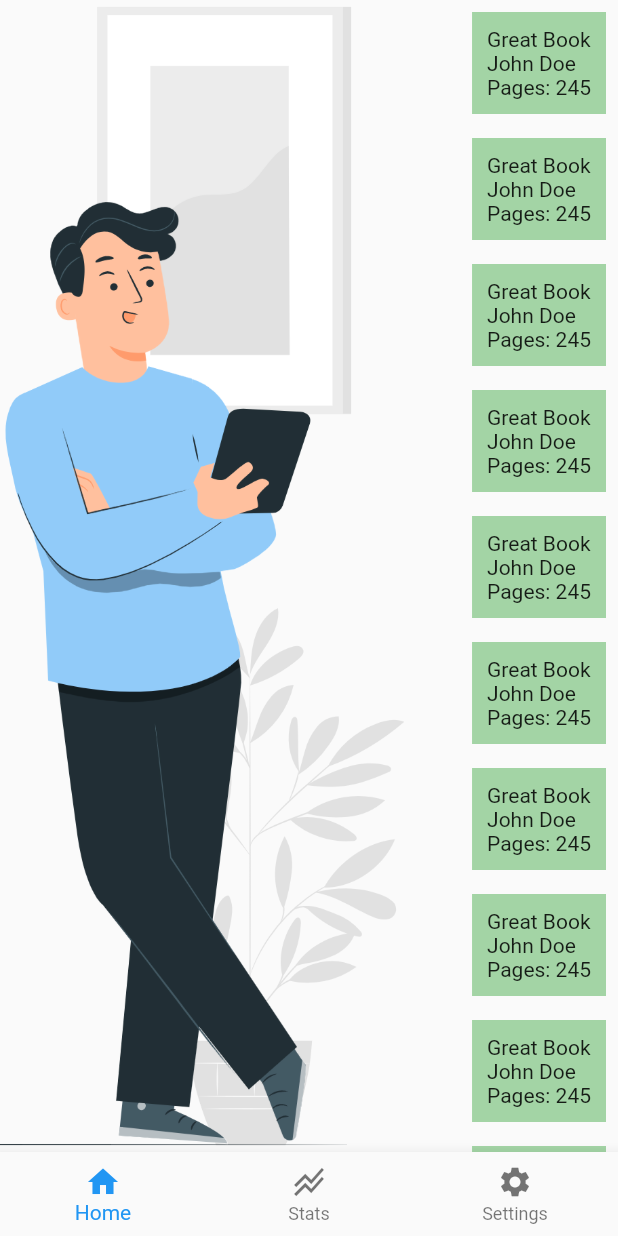
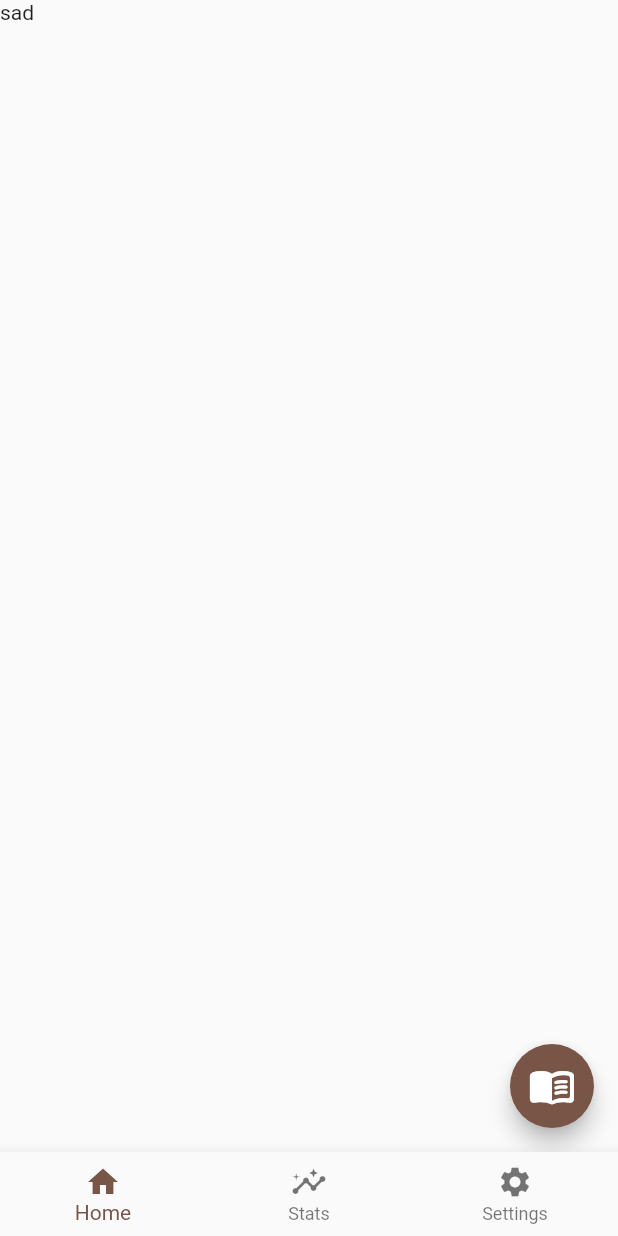
Before and after one commit to kves/read_app, a Flutter app: the screen it shows after launch, on a phone screen of 412 x 824 dp. Run offline on Flutter 3.47's test engine with Material 2 defaults, Android fonts, the phone set to English and light mode, and no system bars.

Commit message:
custom add book dialog added

```diff
--- a/lib/main.dart
+++ b/lib/main.dart
@@ -1,7 +1,5 @@
 import 'package:flutter/material.dart';
 import 'package:read_app/pages/main_page.dart';
-
-import 'pages/home_page.dart';
 
 void main() {
   runApp(const MyApp());
@@ -15,7 +13,15 @@ class MyApp extends StatelessWidget {
     return MaterialApp(
       title: 'Flutter Demo',
       theme: ThemeData(
-        primarySwatch: Colors.blue,
+        primarySwatch: Colors.brown,
+        inputDecorationTheme: const InputDecorationTheme(
+          focusedBorder: OutlineInputBorder(
+            borderSide: BorderSide(
+              width: 1.2,
+              color: Colors.brown,
+            ),
+          ),
+        ),
       ),
       home: const MainPage(),
     );
--- a/lib/models/book_model.dart
+++ b/lib/models/book_model.dart
@@ -15,3 +15,5 @@
     this.bookCoverFromApi,
   });
 }
+
+void addBook() {}
--- a/lib/pages/home_page.dart
+++ b/lib/pages/home_page.dart
@@ -1,4 +1,8 @@
+
 import 'package:flutter/material.dart';
+import 'package:read_app/models/book_model.dart';
+
+import '../widgets/add_book_dialog.dart';
 
 class HomePage extends StatefulWidget {
   const HomePage({super.key});
@@ -12,74 +16,25 @@ class _HomePageState extends State<HomePage> {
   Widget build(BuildContext context) {
     return Scaffold(
       body: SafeArea(
-        child: Stack(
-          children: [
-            Image.asset(
-              'lib/assets/images/reading_man.png',
-            ),
-            SingleChildScrollView(
-              child: Align(
-                alignment: Alignment.bottomRight,
-                child: Column(
-                  children: [
-                    BookTileWidget(),
-                    BookTileWidget(),
-                    BookTileWidget(),
-                    BookTileWidget(),
-                    BookTileWidget(),
-                    BookTileWidget(),
-                    BookTileWidget(),
-                    BookTileWidget(),
-                    BookTileWidget(),
-                    BookTileWidget(),
-                    BookTileWidget(),
-                    BookTileWidget(),
-                    BookTileWidget(),
-                    BookTileWidget(),
-                    BookTileWidget(),
-                    BookTileWidget(),
-                    BookTileWidget(),
-                    BookTileWidget(),
-                    BookTileWidget(),
-                    BookTileWidget(),
-                    BookTileWidget(),
-                    BookTileWidget(),
-                    BookTileWidget(),
-                    BookTileWidget(),
-                    BookTileWidget(),
-                    BookTileWidget(),
-                  ],
-                ),
-              ),
-            ),
-          ],
+        child: ListView(
+          children: const [Text('sad')],
+        ),
+      ),
+      floatingActionButton: FloatingActionButton(
+        onPressed: showAddBookDialog,
+        backgroundColor: Colors.brown,
+        child: Icon(
+          Icons.menu_book_rounded,
+          size: 32,
         ),
       ),
     );
   }
-}
 
-class BookTileWidget extends StatelessWidget {
-  const BookTileWidget({super.key});
-
-  @override
-  Widget build(BuildContext context) {
-    return Padding(
-      padding: const EdgeInsets.all(8.0),
-      child: Container(
-        padding: EdgeInsets.all(10),
-        decoration: BoxDecoration(
-          color: Colors.green.withOpacity(0.5),
-        ),
-        child: Column(
-          crossAxisAlignment: CrossAxisAlignment.start,
-          children: [
-            Text('Great Book'),
-            Text('John Doe'),
-            Text('Pages: 245'),
-          ],
-        ),
-      ),
+  void showAddBookDialog() {
+    showDialog(
+      context: context,
+      builder: (context) => AddBookDialog(),
     );
   }
 }
--- a/lib/pages/main_page.dart
+++ b/lib/pages/main_page.dart
@@ -1,6 +1,4 @@
 import 'package:flutter/material.dart';
-import 'package:flutter/src/widgets/framework.dart';
-import 'package:flutter/src/widgets/placeholder.dart';
 import 'package:read_app/pages/home_page.dart';
 import 'package:read_app/pages/settings_page.dart';
 import 'package:read_app/pages/stats_page.dart';
@@ -14,9 +12,9 @@ class MainPage extends StatefulWidget {
 
 class _MainPageState extends State<MainPage> {
   List navPages = [
-    HomePage(),
-    StatsPage(),
-    SettingsPage(),
+    const HomePage(),
+    const StatsPage(),
+    const SettingsPage(),
   ];
 
   int currentIndex = 0;
@@ -36,8 +34,7 @@ class _MainPageState extends State<MainPage> {
         currentIndex: currentIndex,
         items: const [
           BottomNavigationBarItem(icon: Icon(Icons.home), label: 'Home'),
-          BottomNavigationBarItem(
-              icon: Icon(Icons.stacked_line_chart_sharp), label: 'Stats'),
+          BottomNavigationBarItem(icon: Icon(Icons.insights), label: 'Stats'),
           BottomNavigationBarItem(
               icon: Icon(Icons.settings), label: 'Settings'),
         ],
```
Also changed, not shown: lib/widgets/add_book_dialog.dart (added, +148 -0 lines), lib/assets/images/book.png (added), lib/assets/images/chlop.jpeg (deleted).
